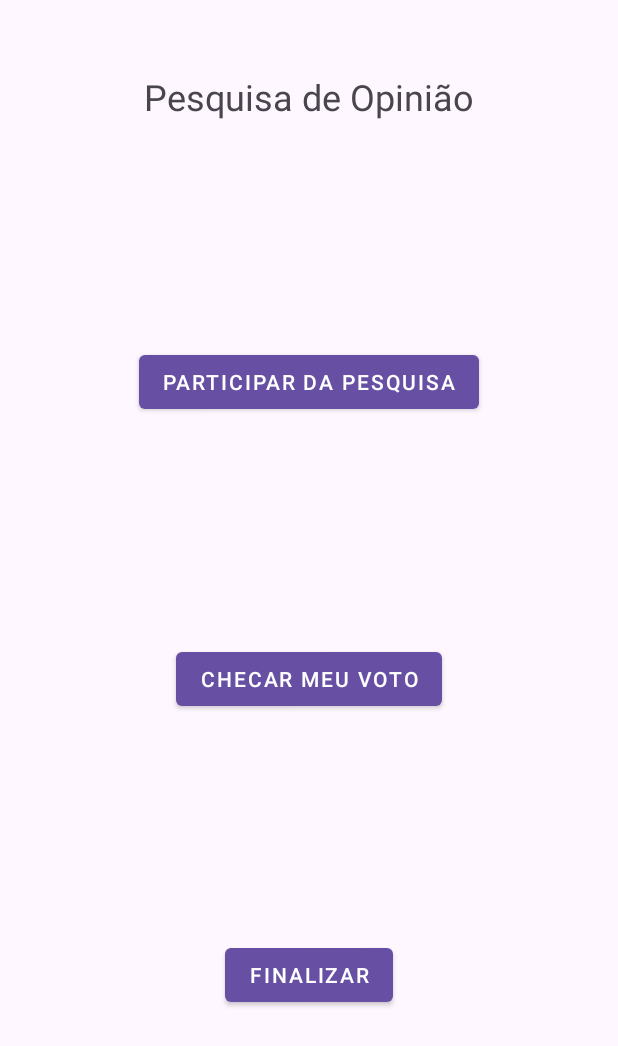
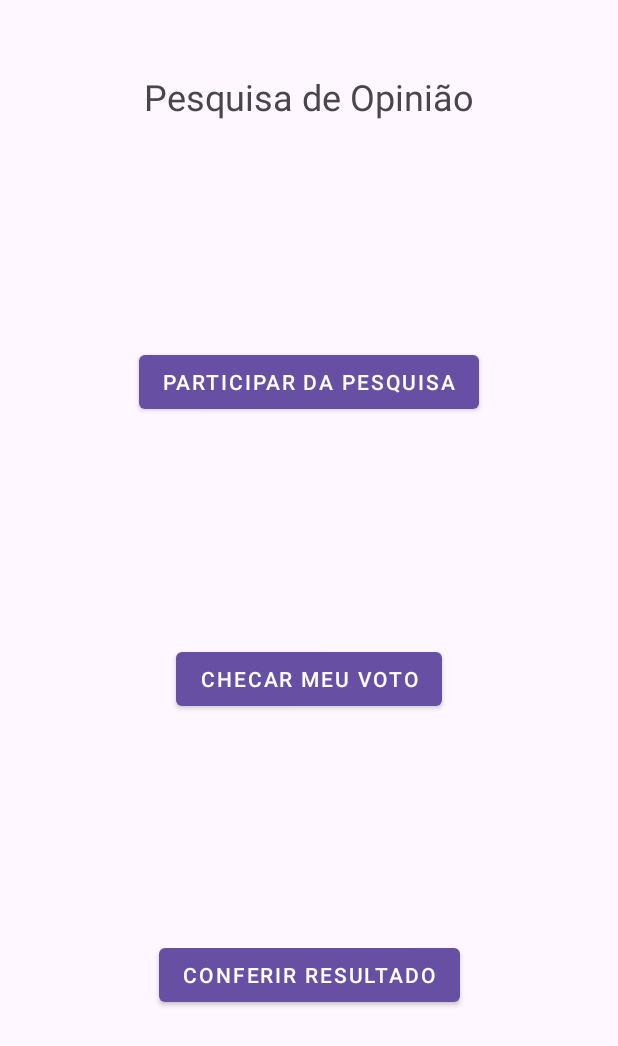
Before and after one commit to jpandolpho/arqdmo1_exAvaliativo2, an Android app: the screen it shows after launch (MainActivity), on a phone screen of 412 x 824 dp. Shown: the top 1046 px of the screen. Run offline under Robolectric (Android 15) with nearby library versions, the phone set to English and light mode, and no system bars.

Commit message:
Alterando valor de uma string.

```diff
--- a/app/src/main/res/values/strings.xml
+++ b/app/src/main/res/values/strings.xml
@@ -3,7 +3,7 @@
     <string name="titulo">Pesquisa de Opinião</string>
     <string name="participate">Participar da Pesquisa</string>
     <string name="check">Checar meu Voto</string>
-    <string name="finish">Finalizar</string>
+    <string name="finish">Conferir Resultado</string>
     <string name="user_title">Insira suas informações</string>
     <string name="prontuario">Prontuário</string>
     <string name="full_name">Nome Completo</string>
```
